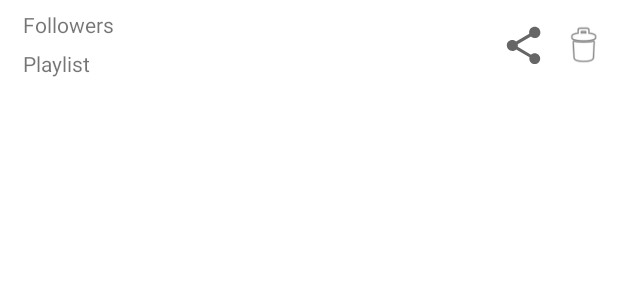
After one commit to davidggondelludc/Trackify, an Android app: the layout social_fragment_route_item.xml on its own in the app's theme, with its tools: preview values and no code run, on a phone screen of 412 x 824 dp. The commit adds this screen. Shown: the top 300 px of the screen. Run offline under Robolectric (Android 15) with nearby library versions, the phone set to English and light mode, and no system bars.

Commit message:
9 10 11 layout

```diff
--- /dev/null
+++ b/Trackify/app/src/main/res/layout/social_fragment_route_item.xml
@@ -0,0 +1,48 @@
+<?xml version="1.0" encoding="utf-8"?>
+<androidx.constraintlayout.widget.ConstraintLayout xmlns:android="http://schemas.android.com/apk/res/android"
+    xmlns:app="http://schemas.android.com/apk/res-auto"
+    xmlns:tools="http://schemas.android.com/tools"
+    android:layout_width="match_parent"
+    android:layout_height="60dp"
+    android:paddingStart="15dp"
+    android:paddingEnd="8dp">
+
+    <TextView
+        android:id="@+id/twPlaylistFollowers"
+        android:layout_width="0dp"
+        android:layout_height="wrap_content"
+        android:text="Followers"
+        app:layout_constraintBottom_toTopOf="@+id/userPlaylist"
+        app:layout_constraintEnd_toStartOf="@+id/iconShare"
+        app:layout_constraintStart_toStartOf="parent"
+        app:layout_constraintTop_toTopOf="parent"/>
+
+    <TextView
+        android:id="@+id/userPlaylist"
+        android:layout_width="0dp"
+        android:layout_height="wrap_content"
+        android:text="Playlist"
+        android:layout_marginBottom="8dp"
+        app:layout_constraintBottom_toBottomOf="parent"
+        app:layout_constraintEnd_toStartOf="@+id/iconShare"
+        app:layout_constraintStart_toStartOf="parent" />
+
+    <ImageView
+        android:id="@+id/iconShare"
+        android:layout_width="30dp"
+        android:layout_height="30dp"
+        android:layout_marginRight="10dp"
+        app:layout_constraintBottom_toBottomOf="parent"
+        app:layout_constraintEnd_toStartOf="@+id/iconDelete"
+        app:layout_constraintTop_toTopOf="parent"
+        app:srcCompat="?attr/actionModeShareDrawable" />
+
+    <ImageView
+        android:id="@+id/iconDelete"
+        android:layout_width="30dp"
+        android:layout_height="30dp"
+        app:layout_constraintBottom_toBottomOf="parent"
+        app:layout_constraintEnd_toEndOf="parent"
+        app:layout_constraintTop_toTopOf="parent"
+        app:srcCompat="@android:drawable/ic_menu_delete" />
+</androidx.constraintlayout.widget.ConstraintLayout>
--- a/Trackify/app/src/main/res/layout/social_fragment_user_profile.xml
+++ b/Trackify/app/src/main/res/layout/social_fragment_user_profile.xml
@@ -10,7 +10,7 @@
         android:layout_width="wrap_content"
         android:layout_height="wrap_content"
         android:layout_marginTop="12dp"
-        android:text="TextView"
+        android:text="User"
         android:textSize="20sp"
         app:layout_constraintEnd_toEndOf="parent"
         app:layout_constraintHorizontal_bias="0.501"
@@ -21,7 +21,7 @@
         android:id="@+id/textView2"
         android:layout_width="wrap_content"
         android:layout_height="wrap_content"
-        android:text="TextView"
+        android:text="Followers"
         app:layout_constraintBottom_toTopOf="@+id/tabLayout"
         app:layout_constraintEnd_toEndOf="parent"
         app:layout_constraintStart_toStartOf="parent"
```
Also changed, not shown: Trackify/app/src/main/res/layout/social_fragment_followed_item.xml (added, +40 -0 lines), Trackify/app/src/main/res/layout/social_fragment_user_following.xml (+22 -1 lines), Trackify/app/src/main/res/layout/social_fragment_user_menu.xml (added, +57 -0 lines), Trackify/app/src/main/res/layout/social_fragment_user_routes.xml (+23 -2 lines).
